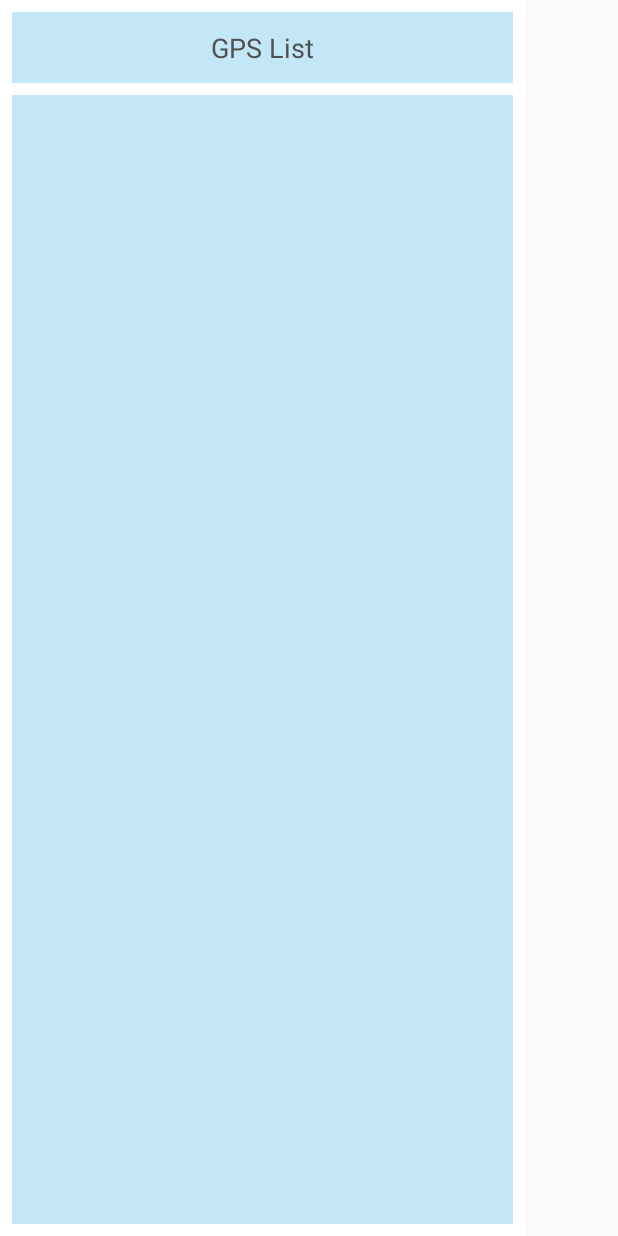
After one commit to alstlr1927/AndroidTeamProject_H, an Android app: the layout gps_drawer.xml on its own in the app's theme, with its tools: preview values and no code run, on a phone screen of 412 x 824 dp. The commit adds this screen. Run offline under Robolectric (Android 15) with nearby library versions, the phone set to English and light mode, and no system bars.

Commit message:
우현성 : Fragment_GPS 리사이클러뷰 적용

```diff
--- a/app/src/main/java/com/cookandroid/androidteamproject_h/BottomMenuActivity.java
+++ b/app/src/main/java/com/cookandroid/androidteamproject_h/BottomMenuActivity.java
@@ -2,7 +2,6 @@ package com.cookandroid.androidteamproject_h;
 
 import androidx.annotation.NonNull;
 import androidx.appcompat.app.AppCompatActivity;
-import androidx.fragment.app.FragmentManager;
 import androidx.fragment.app.FragmentTransaction;
 
 import android.os.Bundle;
@@ -52,7 +51,7 @@ public class BottomMenuActivity extends AppCompatActivity {
         ft.setCustomAnimations(R.anim.enter_from_right, R.anim.exit_to_right, R.anim.enter_from_right, R.anim.exit_to_right);
         switch(position) {
             case 0 :
-                ft.replace(R.id.frameLayout, new Fragment1());
+                ft.replace(R.id.frameLayout, new Fragment_GPS());
                 break;
             case 1 :
                 ft.replace(R.id.frameLayout, new Fragment2());
--- /dev/null
+++ b/app/src/main/res/layout/gps_drawer.xml
@@ -0,0 +1,40 @@
+<?xml version="1.0" encoding="utf-8"?>
+<LinearLayout xmlns:android="http://schemas.android.com/apk/res/android"
+    android:layout_width="350dp"
+    android:layout_height="match_parent"
+    android:layout_gravity="left"
+    android:orientation="vertical"
+    android:background="#ffffff">
+
+    <LinearLayout
+        android:layout_width="match_parent"
+        android:layout_height="47dp"
+        android:layout_marginLeft="8dp"
+        android:layout_marginTop="8dp"
+        android:layout_marginRight="8dp"
+        android:background="#C3E7F6"
+        android:gravity="center">
+
+        <TextView
+            android:layout_width="match_parent"
+            android:layout_height="wrap_content"
+            android:gravity="center"
+            android:text="GPS List"
+            android:textColor="#515050"
+            android:textSize="18sp" />
+
+    </LinearLayout>
+
+    <androidx.recyclerview.widget.RecyclerView
+        android:id="@+id/recyclerView_gps"
+        android:layout_width="match_parent"
+        android:layout_height="match_parent"
+        android:layout_marginLeft="8dp"
+        android:layout_marginTop="8dp"
+        android:layout_marginRight="8dp"
+        android:layout_marginBottom="8dp"
+        android:background="#C3E7F6">
+
+    </androidx.recyclerview.widget.RecyclerView>
+
+</LinearLayout>
```
Also changed, not shown: app/src/main/java/com/cookandroid/androidteamproject_h/Fragment1.java (deleted, +0 -21 lines), app/src/main/java/com/cookandroid/androidteamproject_h/Fragment_GPS.java (added, +61 -0 lines), app/src/main/java/com/cookandroid/androidteamproject_h/GPSAdapter.java (added, +54 -0 lines), app/src/main/res/layout/gps_fragment.xml (renamed from app/src/main/res/layout/fragment1.xml, +13 -3 lines), app/src/main/res/layout/gps_item.xml (added, +69 -0 lines).
